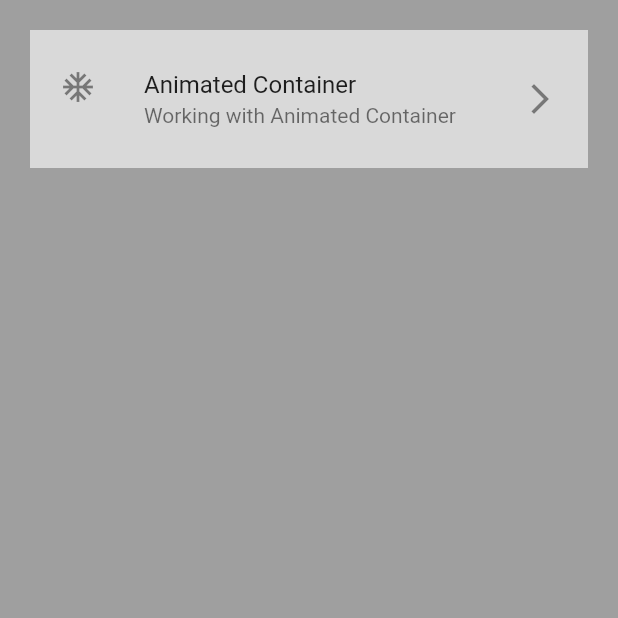
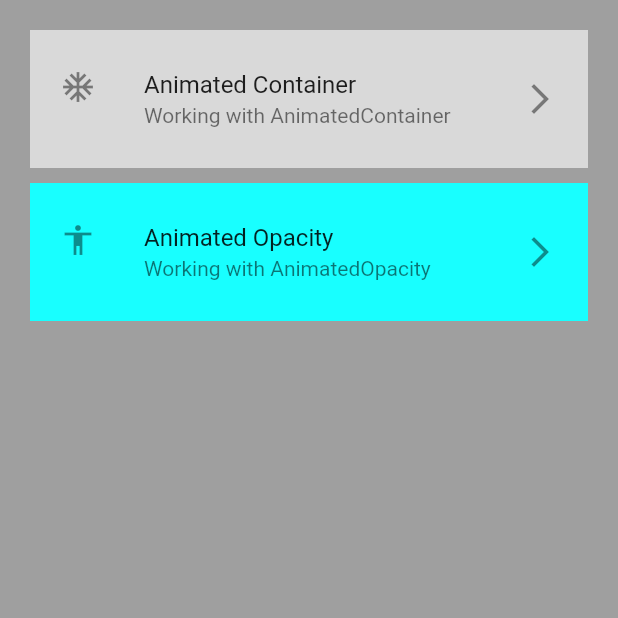
Before and after one commit to princenyamadi/improved-guide, a Flutter app: the screen it shows after launch, on a phone screen of 412 x 824 dp, the top half of it. Run offline on Flutter 3.47's test engine with Material 2 defaults, Android fonts, the light colour scheme and no system bars.

Commit message:
working with animated opacity

```diff
--- a/my_animations_journey/lib/home_screen.dart
+++ b/my_animations_journey/lib/home_screen.dart
@@ -1,5 +1,6 @@
 import 'package:flutter/material.dart';
 import 'package:my_animations_journey/screens/animated_container/animated_container_screen.dart';
+import 'package:my_animations_journey/screens/animated_opacity/animated_opacity_screen.dart';
 
 class HomeScreen extends StatefulWidget {
   const HomeScreen({Key? key}) : super(key: key);
@@ -21,7 +22,7 @@ class _HomeScreenState extends State<HomeScreen> {
               ListTile(
                 leading: const Icon(Icons.ac_unit),
                 title: const Text("Animated Container"),
-                subtitle: const Text("Working with Animated Container"),
+                subtitle: const Text("Working with AnimatedContainer"),
                 trailing: const Icon(Icons.arrow_forward_ios),
                 contentPadding:
                     const EdgeInsets.symmetric(horizontal: 20, vertical: 10),
@@ -32,6 +33,22 @@ class _HomeScreenState extends State<HomeScreen> {
                     builder: (context) => const AnimatedContainerSceen(),
                   ),
                 ),
+              ),
+              const SizedBox(height: 10),
+              ListTile(
+                leading: const Icon(Icons.accessibility),
+                title: const Text("Animated Opacity"),
+                subtitle: const Text("Working with AnimatedOpacity"),
+                trailing: const Icon(Icons.arrow_forward_ios),
+                contentPadding:
+                    const EdgeInsets.symmetric(horizontal: 20, vertical: 10),
+                tileColor: Colors.cyanAccent,
+                onTap: () => Navigator.push(
+                  context,
+                  MaterialPageRoute(
+                    builder: (context) => const AnimatedOpacityScreen(),
+                  ),
+                ),
               )
             ],
           ),
```
Also changed, not shown: my_animations_journey/lib/screens/animated_opacity/animated_opacity_screen.dart (added, +40 -0 lines).
